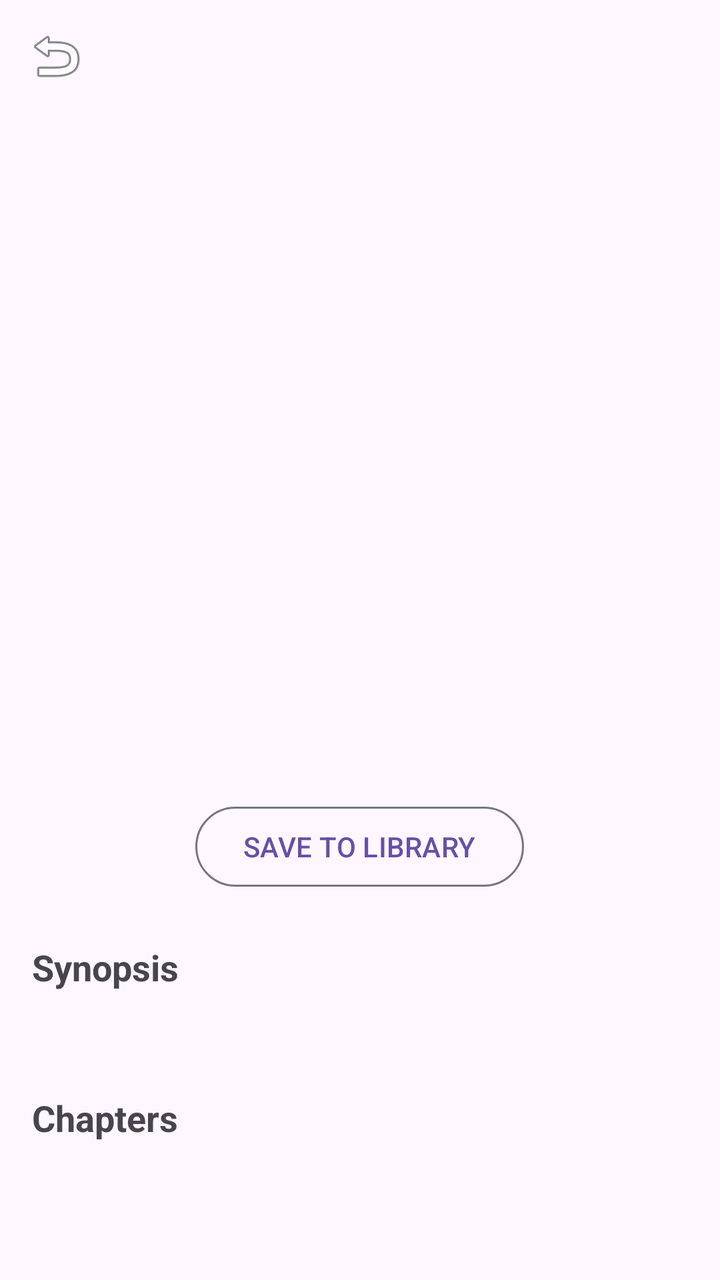
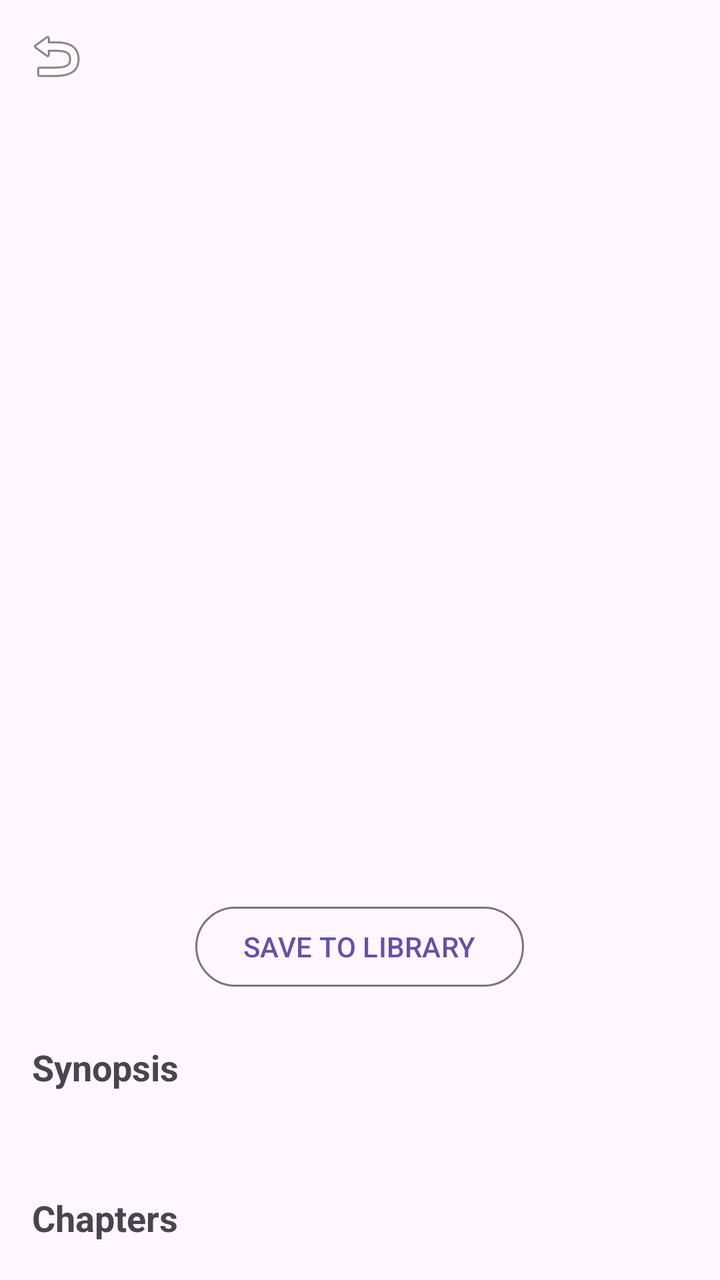

Screens rendered from an Android XML layout before and after an edit, with the pre-edit source and the edit as a unified diff.
<!-- AndroidManifest.xml: application theme Theme.NovelIn -->
<!-- res/layout/fragment_detail.xml -->
<?xml version="1.0" encoding="utf-8"?>
<RelativeLayout xmlns:android="http://schemas.android.com/apk/res/android"
    xmlns:app="http://schemas.android.com/apk/res-auto"
    android:layout_width="match_parent"
    android:layout_height="match_parent">

    <ImageButton
        android:id="@+id/btnBackDetail"
        android:layout_width="40dp"
        android:layout_height="40dp"
        android:src="@android:drawable/ic_menu_revert"
        android:background="?attr/selectableItemBackgroundBorderless"
        android:padding="8dp"
        android:layout_margin="8dp"
        android:contentDescription="Back"
        android:elevation="6dp"/>

    <androidx.core.widget.NestedScrollView
        android:layout_width="match_parent"
        android:layout_height="match_parent"
        android:layout_below="@id/btnBackDetail"
        android:layout_marginTop="-40dp">

        <LinearLayout
            android:layout_width="match_parent"
            android:layout_height="wrap_content"
            android:orientation="vertical"
            android:padding="16dp"
            android:gravity="center_horizontal">

            <ImageView
                android:id="@+id/ivDetailCover"
                android:layout_width="160dp"
                android:layout_height="240dp"
                android:scaleType="centerCrop"
                android:layout_marginTop="40dp"
                android:layout_marginBottom="16dp"
                android:elevation="4dp"/>

            <TextView
                android:id="@+id/tvDetailTitle"
                android:layout_width="match_parent"
                android:layout_height="wrap_content"
                android:textSize="22sp"
                android:textStyle="bold"
                android:gravity="center"
                android:layout_marginBottom="4dp"/>

            <TextView
                android:id="@+id/tvDetailAuthor"
                android:layout_width="match_parent"
                android:layout_height="wrap_content"
                android:textSize="16sp"
                android:gravity="center"
                android:layout_marginBottom="16dp"
                android:textColor="?android:attr/textColorSecondary"/>

            <Button
                android:id="@+id/btnSave"
                style="@style/Widget.Material3.Button.OutlinedButton"
                android:layout_width="wrap_content"
                android:layout_height="wrap_content"
                android:text="SAVE TO LIBRARY"
                android:layout_marginBottom="24dp" />

            <TextView
                android:layout_width="match_parent"
                android:layout_height="wrap_content"
                android:text="Synopsis"
                android:textStyle="bold"
                android:textSize="18sp"
                android:layout_marginBottom="8dp"/>

            <TextView
                android:id="@+id/tvDetailDesc"
                android:layout_width="match_parent"
                android:layout_height="wrap_content"
                android:textSize="14sp"
                android:lineSpacingExtra="4dp"
                android:layout_marginBottom="24dp"/>

            <TextView
                android:layout_width="match_parent"
                android:layout_height="wrap_content"
                android:text="Chapters"
                android:textStyle="bold"
                android:textSize="18sp"
                android:layout_marginBottom="8dp"/>

            <ProgressBar
                android:id="@+id/progressBar"
                android:layout_width="wrap_content"
                android:layout_height="wrap_content"
                android:layout_gravity="center"
                android:visibility="gone"
                android:layout_marginBottom="16dp"/>

            <androidx.recyclerview.widget.RecyclerView
                android:id="@+id/rvChapters"
                android:layout_width="match_parent"
                android:layout_height="wrap_content"
                android:nestedScrollingEnabled="false"/>

        </LinearLayout>
    </androidx.core.widget.NestedScrollView>

</RelativeLayout>
<!-- resources referenced by this layout -->
<resources>
  <style name="Theme.NovelIn" parent="Base.Theme.NovelIn" />
  <style name="Base.Theme.NovelIn" parent="Theme.Material3.DayNight.NoActionBar">
          
          
      </style>
</resources>

<!-- the commit's change to res/layout/fragment_detail.xml (unified diff, before → after) -->
@@ -52,8 +52,27 @@
                 android:layout_height="wrap_content"
                 android:textSize="16sp"
                 android:gravity="center"
+                android:layout_marginBottom="4dp"
+                android:textColor="?android:attr/textColorSecondary"/>
+
+            <TextView
+                android:id="@+id/tvDetailLang"
+                android:layout_width="match_parent"
+                android:layout_height="wrap_content"
+                android:textSize="14sp"
+                android:gravity="center"
+                android:layout_marginBottom="8dp"
+                android:textColor="?android:attr/textColorSecondary"/>
+
+            <TextView
+                android:id="@+id/tvDetailTags"
+                android:layout_width="match_parent"
+                android:layout_height="wrap_content"
+                android:textSize="14sp"
+                android:gravity="center"
                 android:layout_marginBottom="16dp"
-                android:textColor="?android:attr/textColorSecondary"/>
+                android:textColor="@android:color/holo_blue_dark"
+                android:textStyle="italic"/>
 
             <Button
                 android:id="@+id/btnSave"
